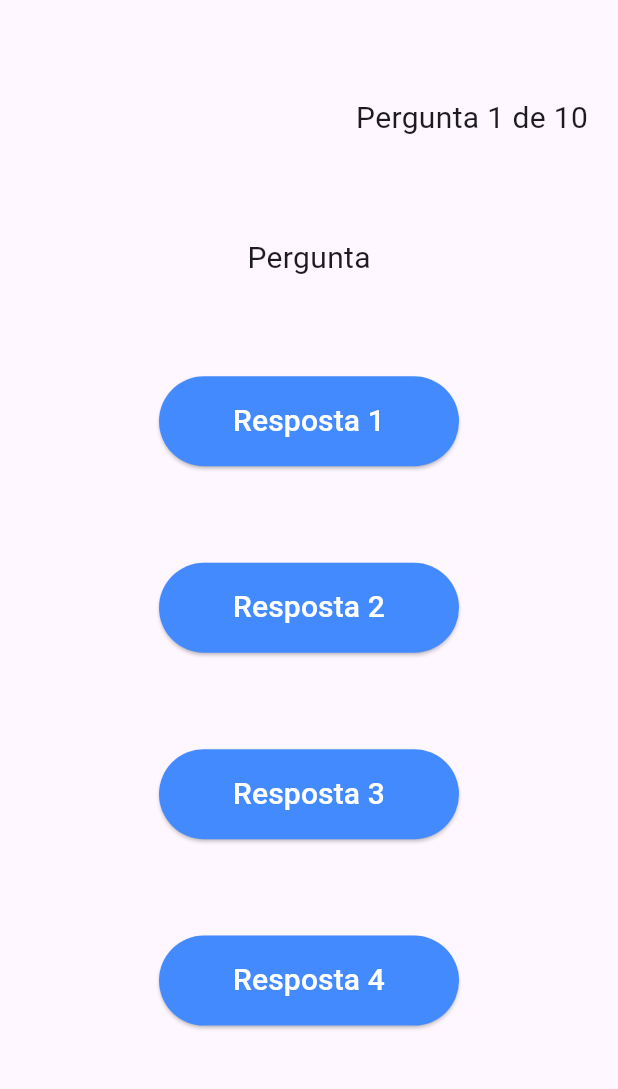
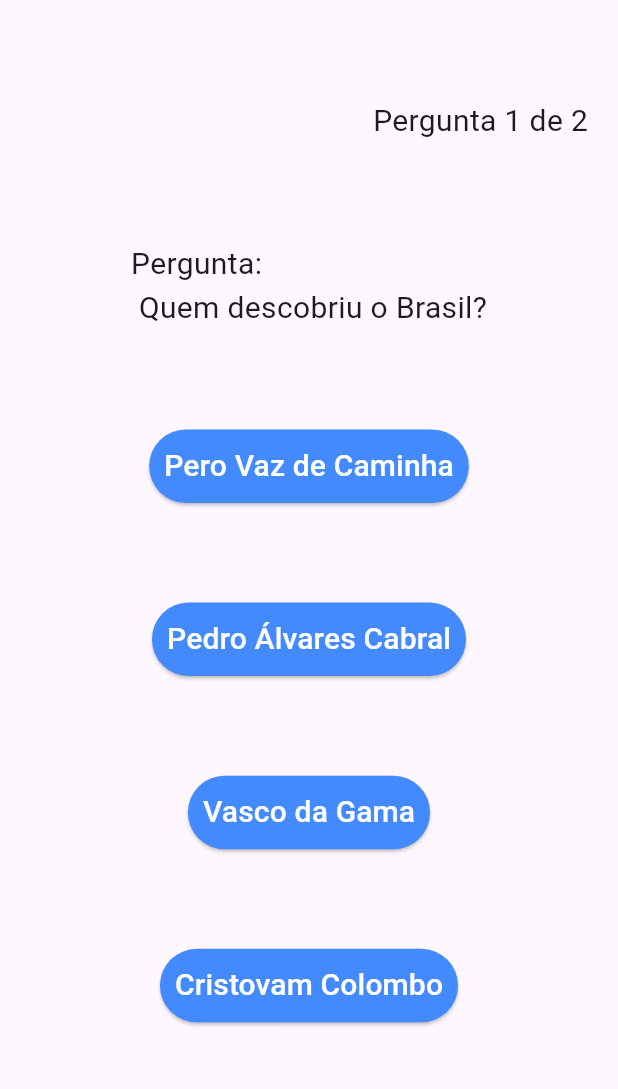
Before and after one commit to PauloDev13/quiz_app, a Flutter app: the screen it shows after launch, on a phone screen of 412 x 824 dp, the part 84-1173 px from its top. Run offline on Flutter 3.47's test engine with Material 3 defaults, Android fonts, the phone set to English and light mode, and no system bars.

Commit message:
Inserting question and answer data on the Quiz page

```diff
--- a/lib/pages/quiz.dart
+++ b/lib/pages/quiz.dart
@@ -10,6 +10,32 @@ class Quiz extends StatefulWidget {
 class _QuizState extends State<Quiz> {
   @override
   Widget build(BuildContext context) {
+    List quiz = [
+      {
+        'pergunta': 'Quem descobriu o Brasil?',
+        'respostas': [
+          'Pero Vaz de Caminha',
+          'Pedro Álvares Cabral',
+          'Vasco da Gama',
+          'Cristovam Colombo',
+        ],
+        'alternativa_correta': 2,
+      },
+    ];
+
+    quiz.add({
+      'pergunta': 'Quem descobriu as Américas?',
+      'respostas': [
+        'Cristovam Colombo',
+        'Vasco da Gama',
+        'Pedro Álvares Cabral',
+        'Pero Vaz de Caminha',
+      ],
+      'alternativa_correta': 1,
+    });
+
+    int perguntaNumero = 1;
+
     return MaterialApp(
       home: Scaffold(
         appBar: AppBar(
@@ -28,18 +54,23 @@ class _QuizState extends State<Quiz> {
             children: <Widget>[
               Align(
                 alignment: Alignment.topRight,
-                child: Text('Pergunta 1 de 10', style: TextStyle(fontSize: 20)),
+                child: Text(
+                  'Pergunta $perguntaNumero de ${quiz.length}',
+                  style: TextStyle(fontSize: 20),
+                ),
               ),
-              Text('Pergunta', style: TextStyle(fontSize: 20)),
+              Text(
+                'Pergunta:\n ${quiz[perguntaNumero - 1]['pergunta']}',
+                style: TextStyle(fontSize: 20),
+              ),
               ElevatedButton(
                 onPressed: () {},
                 style: ElevatedButton.styleFrom(
                   backgroundColor: Colors.blueAccent,
                   padding: EdgeInsets.all(10),
-                  fixedSize: Size(200, 60),
                 ),
                 child: Text(
-                  'Resposta 1',
+                  '${quiz[perguntaNumero - 1]['respostas'][0]}',
                   style: TextStyle(color: Colors.white, fontSize: 20),
                 ),
               ),
@@ -48,10 +79,9 @@ class _QuizState extends State<Quiz> {
                 style: ElevatedButton.styleFrom(
                   backgroundColor: Colors.blueAccent,
                   padding: EdgeInsets.all(10),
-                  fixedSize: Size(200, 60),
                 ),
                 child: Text(
-                  'Resposta 2',
+                  '${quiz[perguntaNumero - 1]['respostas'][1]}',
                   style: TextStyle(color: Colors.white, fontSize: 20),
                 ),
               ),
@@ -60,10 +90,9 @@ class _QuizState extends State<Quiz> {
                 style: ElevatedButton.styleFrom(
                   backgroundColor: Colors.blueAccent,
                   padding: EdgeInsets.all(10),
-                  fixedSize: Size(200, 60),
                 ),
                 child: Text(
-                  'Resposta 3',
+                  '${quiz[perguntaNumero - 1]['respostas'][2]}',
                   style: TextStyle(color: Colors.white, fontSize: 20),
                 ),
               ),
@@ -72,10 +101,9 @@ class _QuizState extends State<Quiz> {
                 style: ElevatedButton.styleFrom(
                   backgroundColor: Colors.blueAccent,
                   padding: EdgeInsets.all(10),
-                  fixedSize: Size(200, 60),
                 ),
                 child: Text(
-                  'Resposta 4',
+                  '${quiz[perguntaNumero - 1]['respostas'][3]}',
                   style: TextStyle(color: Colors.white, fontSize: 20),
                 ),
               ),
```
